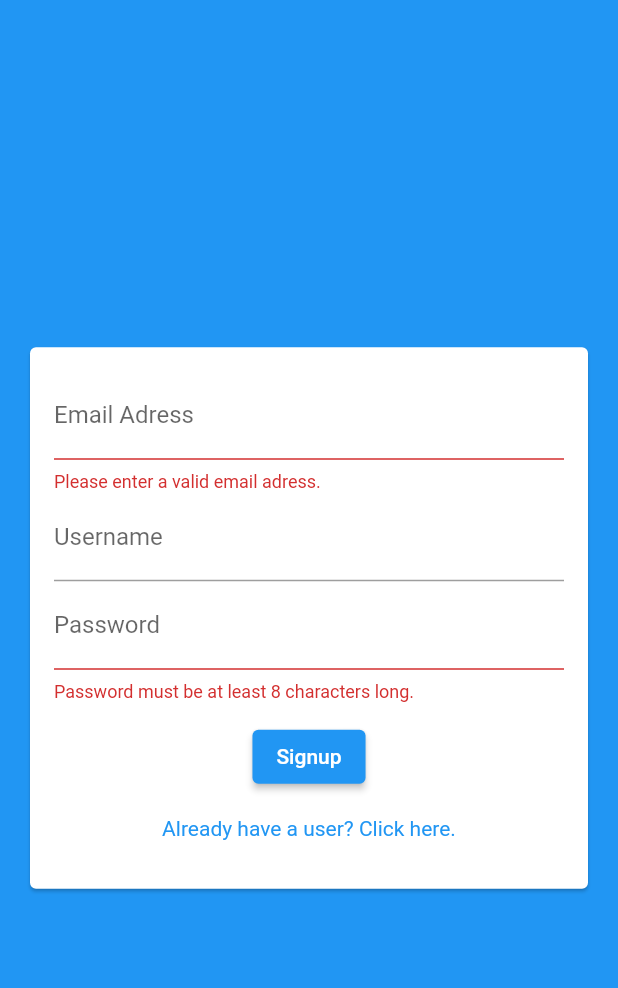
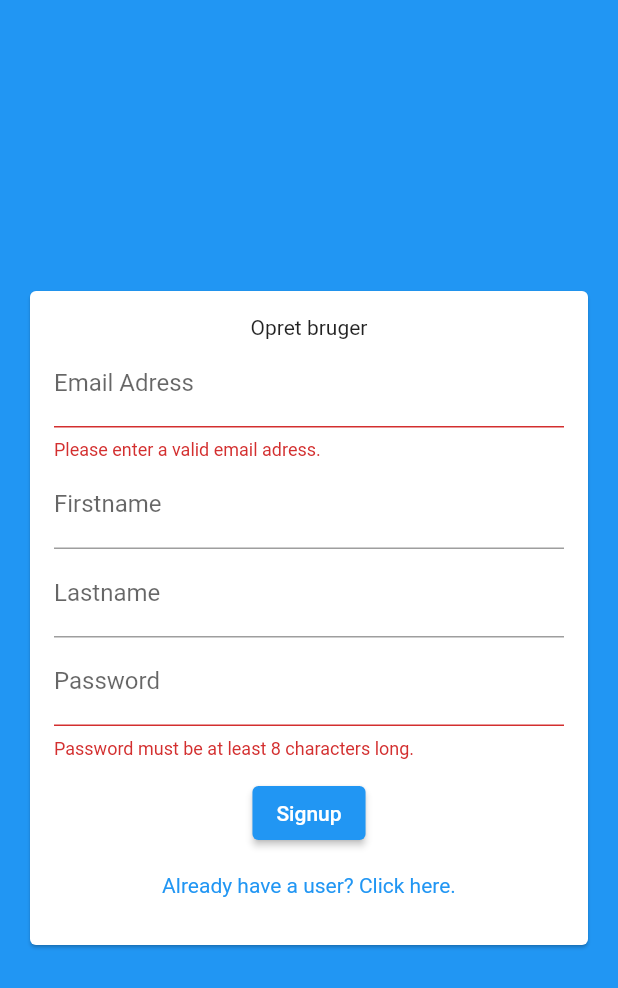
Before and after one commit to HytroN/Rejsekort, a Flutter app: the screen it shows after launch, after a tap on "Login", after a tap on "Create a new account", on a phone screen of 412 x 824 dp. Shown: the top 988 px of the screen. Run offline on Flutter 3.47's test engine with Material 2 defaults, Android fonts, the light colour scheme and no system bars; our stand-ins replace carousel_slider, cloud_firestore, dots_indicator, dropdown_button2, firebase_auth, firebase_core and 2 more; accounts and stored records are empty.

Commit message:
login system

```diff
--- a/lib/screens/auth_screen.dart
+++ b/lib/screens/auth_screen.dart
@@ -17,7 +17,8 @@ class _AuthScreenState extends State<AuthScreen> {
   void _submitAuthForm(
     String email,
     String password,
-    String username,
+    String firstname,
+    String lastname,
     bool isLogin,
     BuildContext ctx,
   ) async {
@@ -40,7 +41,8 @@ class _AuthScreenState extends State<AuthScreen> {
             .collection('users')
             .doc(authResult.user?.uid)
             .set({
-          'username': username,
+          'firstname': firstname,
+          'lastname': lastname,
           'email': email,
         });
       }
--- a/lib/widgets/auth/auth_form.dart
+++ b/lib/widgets/auth/auth_form.dart
@@ -7,7 +7,8 @@ class AuthForm extends StatefulWidget {
   final void Function(
     String email,
     String password,
-    String userName,
+    String firstname,
+    String lastname,
     bool isLogin,
     BuildContext ctx,
   ) submitFn;
@@ -21,7 +22,8 @@ class _AuthFormState extends State<AuthForm> {
   var _isLogin = true;
   var _userEmail = '';
   var _userPassword = '';
-  var _userName = '';
+  var _userFirstname = '';
+  var _userLastname = '';
 
   void _trySubmit() {
     final isValid = _formKey.currentState!.validate();
@@ -32,7 +34,8 @@ class _AuthFormState extends State<AuthForm> {
       widget.submitFn(
         _userEmail.trim(),
         _userPassword.trim(),
-        _userName.trim(),
+        _userFirstname.trim(),
+        _userLastname.trim(),
         _isLogin,
         context,
       );
@@ -53,6 +56,7 @@ class _AuthFormState extends State<AuthForm> {
                   mainAxisSize: MainAxisSize
                       .min, // Tager kun så meget plads som den behøver
                   children: [
+                    !_isLogin ? Text('Opret bruger') : Text('Log Ind'),
                     TextFormField(
                       key: ValueKey('email'),
                       validator: (value) {
@@ -69,16 +73,30 @@ class _AuthFormState extends State<AuthForm> {
                     ),
                     if (!_isLogin)
                       TextFormField(
-                        key: ValueKey('username'),
+                        key: ValueKey('firstname'),
                         validator: (value) {
                           if (value!.isEmpty || value.length < 4) {
                             return 'Please enter a username that is longer than 4 characters.';
                           }
                           return null;
                         },
-                        decoration: InputDecoration(labelText: 'Username'),
+                        decoration: InputDecoration(labelText: 'Firstname'),
                         onSaved: (value) {
-                          _userName = value as String;
+                          _userFirstname = value as String;
+                        },
+                      ),
+                    if (!_isLogin)
+                      TextFormField(
+                        key: ValueKey('lastname'),
+                        validator: (value) {
+                          if (value!.isEmpty || value.length < 4) {
+                            return 'Please enter a username that is longer than 4 characters.';
+                          }
+                          return null;
+                        },
+                        decoration: InputDecoration(labelText: 'Lastname'),
+                        onSaved: (value) {
+                          _userLastname = value as String;
                         },
                       ),
                     TextFormField(
```
Also changed, not shown: 2 other files.
